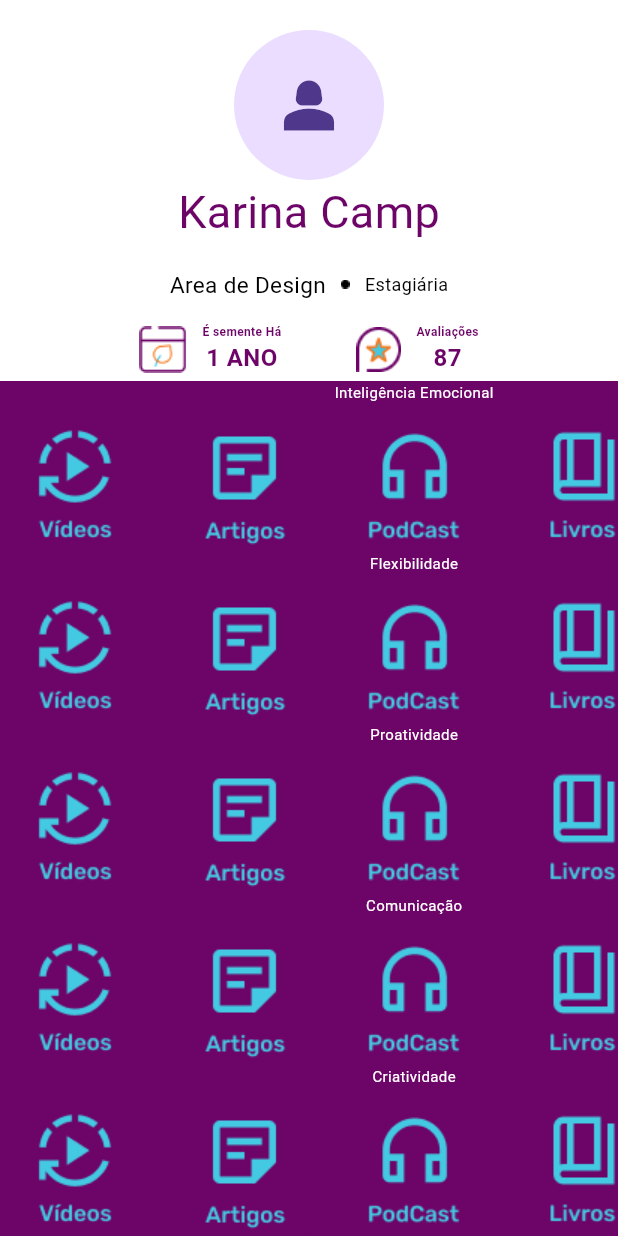
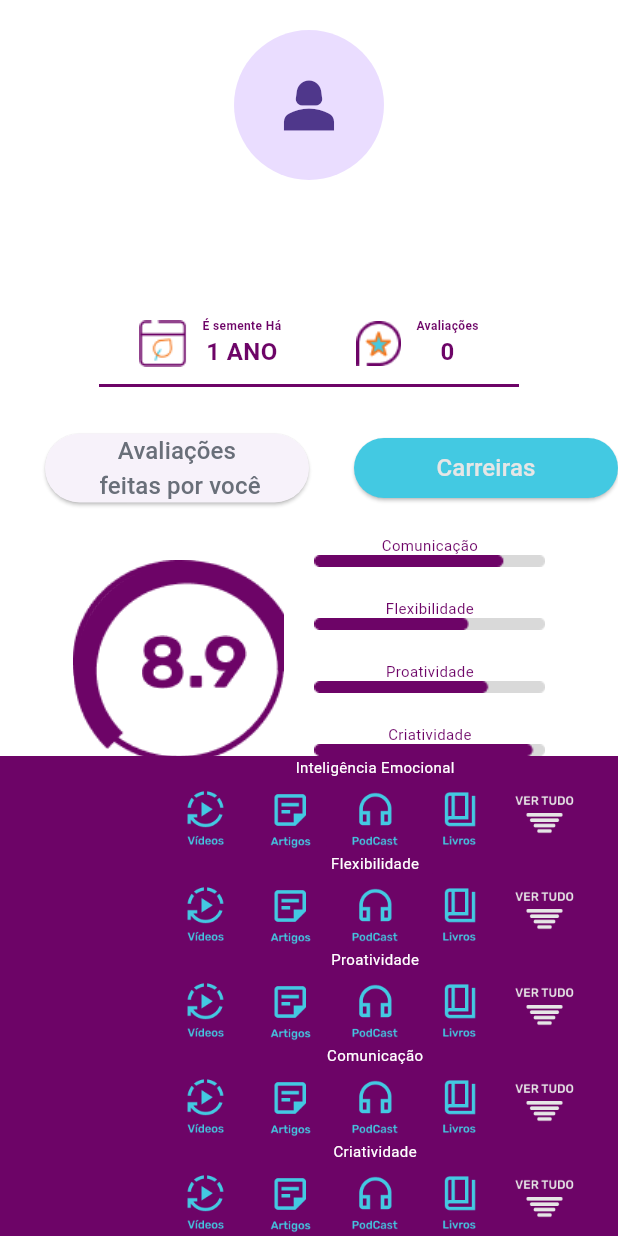
Before and after one commit to henriquepadua/Desafio_Final_CAMP2024_MOBILE, a Flutter app: the AvaliacoesPessoaisView screen opened directly, on a phone screen of 412 x 824 dp. Run offline on Flutter 3.47's test engine with Material 3 defaults, Android fonts, the phone set to English and light mode, and no system bars; our stand-ins replace dio, shared_preferences; missing offline and left inert: dart:ffi; accounts and stored records are empty.

Commit message:
atualizando tela de carreira

```diff
--- a/Mobile/lib/views/AvaliacoesPessoaisPageView.dart
+++ b/Mobile/lib/views/AvaliacoesPessoaisPageView.dart
@@ -2,6 +2,7 @@
 import 'package:Mobile/views/HomePageView.dart';
 import 'package:Mobile/views/PerfilPageView.dart';
 import 'package:flutter/material.dart';
+import 'package:shared_preferences/shared_preferences.dart';
 
 class AvaliacoesPessoaisView extends StatefulWidget {
   @override
@@ -9,6 +10,27 @@
 }
 
 class AvaliacoesPessoaisViewState extends State<AvaliacoesPessoaisView> {
+    String _nomeUsuario = '';
+  String _cargoUsuario = '';
+  String _idUsuario = ''; // Adicione uma variável de estado para armazenar o nome
+
+  @override
+  void initState() {
+    super.initState();
+    pegarNome();
+  }
+
+  void pegarNome() async {
+    SharedPreferences prefs = await SharedPreferences.getInstance();
+    String nomeUsuario = prefs.getString('nome') ?? '';
+    String cargoUsuario = prefs.getString('cargo') ?? '';
+    String idUsuario = prefs.getString('id') ?? '';
+    setState(() {
+      _nomeUsuario = nomeUsuario;
+      _cargoUsuario = cargoUsuario;
+      _idUsuario = idUsuario; // Atualize o estado com o nome obtido
+    });
+  }
   int _selectedIndex = 1; // Começar no índice 0, que é a página de busca
   final PageController _pageController = PageController(initialPage: 1);
 
@@ -58,8 +80,8 @@
                           child: Icon(Icons.person_2, size: 50),
                         ),
                       ),
-                      const Text(
-                        "Karina Camp",
+                      Text(
+                        _nomeUsuario,
                         style:
                             TextStyle(fontSize: 30, color: Color(0xFF6D0467)),
                       ),
@@ -67,17 +89,8 @@
                       Row(
                         mainAxisAlignment: MainAxisAlignment.center,
                         children: [
-                          const Text(
-                            "Area de Design",
-                            style: TextStyle(fontSize: 15, color: Colors.black),
-                          ),
-                          const Padding(
-                              padding: EdgeInsets.symmetric(horizontal: 5)),
-                          Image.asset("assets/Ellipse59.png"),
-                          const Padding(
-                              padding: EdgeInsets.symmetric(horizontal: 5)),
-                          const Text(
-                            "Estagiária",
+                          Text(
+                            _cargoUsuario,
                             style: TextStyle(fontSize: 12, color: Colors.black),
                           ),
                         ],
@@ -122,7 +135,7 @@
                                     color: Color(0xFF6D0467)),
                               ),
                               Text(
-                                "87",
+                                "0",
                                 style: TextStyle(
                                     fontWeight: FontWeight.bold,
                                     fontSize: 16,
@@ -290,7 +303,7 @@
                       ),
                       Row(
                         children: [
-                          Image.asset("assets/Frame237.png"),
+                          Image.asset("assets/Frame237.png",height: 50,width: 500),
                         ],
                       ),
                       const Text(
@@ -299,7 +312,7 @@
                       ),
                       Row(
                         children: [
-                          Image.asset("assets/Frame237.png"),
+                          Image.asset("assets/Frame237.png",height: 50,width: 500),
                         ],
                       ),
                       const Text(
@@ -308,7 +321,7 @@
                       ),
                       Row(
                         children: [
-                          Image.asset("assets/Frame237.png"),
+                          Image.asset("assets/Frame237.png",height: 50,width: 500),
                         ],
                       ),
                       const Text(
@@ -317,7 +330,7 @@
                       ),
                       Row(
                         children: [
-                          Image.asset("assets/Frame237.png"),
+                          Image.asset("assets/Frame237.png",height: 50,width: 500),
                         ],
                       ),
                       const Text(
@@ -326,7 +339,7 @@
                       ),
                       Row(
                         children: [
-                          Image.asset("assets/Frame237.png"),
+                          Image.asset("assets/Frame237.png",height: 50,width: 500),
                         ],
                       ),
                     ],
--- a/Mobile/lib/views/LoginPageView.dart
+++ b/Mobile/lib/views/LoginPageView.dart
@@ -30,7 +30,7 @@
   @override
   void initState() {
     super.initState();
-     _loadSavedData();
+    // _loadSavedData();
   }
 
   Future<void> _loadSavedData() async {
```
